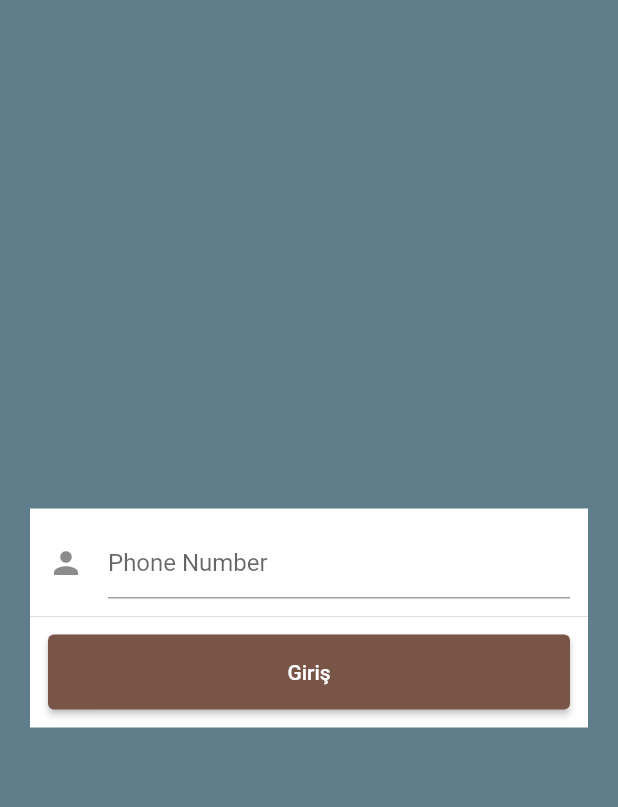
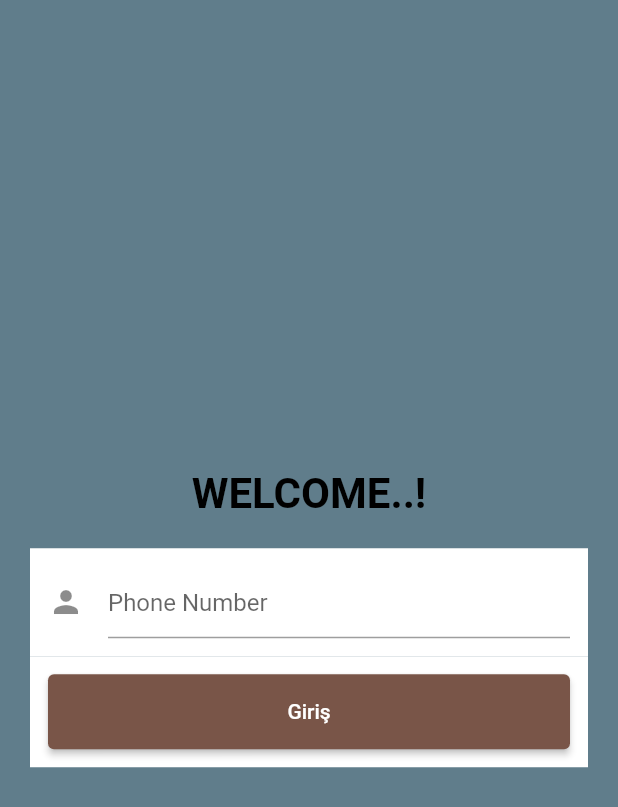
Before and after one commit to fahricandurucan/kolayca_teslimat_flutter, a Flutter app: the screen it shows after launch, on a phone screen of 412 x 824 dp. Shown: the top 807 px of the screen. Run offline on Flutter 3.47's test engine with Material 2 defaults, Android fonts, the phone set to English and light mode, and no system bars.

Commit message:
loginPage updated and page transition set

```diff
--- a/lib/pages/login_page.dart
+++ b/lib/pages/login_page.dart
@@ -1,4 +1,5 @@
 import 'package:flutter/material.dart';
+import 'package:kolayca_teslimat_flutter/pages/home_page.dart';
 
 class LoginPage extends StatefulWidget {
   const LoginPage({Key? key}) : super(key: key);
@@ -38,8 +39,7 @@ class _LoginPageState extends State<LoginPage> {
     });
 
     if(phoneNumberController.text =="123456"){
-      ScaffoldMessenger.of(context).showSnackBar(
-          SnackBar(content:Text("Bilgileriniz doğrudur.")));
+      Navigator.pushReplacement(context, MaterialPageRoute(builder: (context) => HomePage()));
     }
     else{
       ScaffoldMessenger.of(context).showSnackBar(
@@ -56,6 +56,11 @@ class _LoginPageState extends State<LoginPage> {
         child: Column(
           mainAxisAlignment: MainAxisAlignment.center,
           children: [
+            Padding(
+                padding: EdgeInsets.only(bottom: 20),
+              child:Text("WELCOME..!",style:
+              TextStyle(color: Colors.black,fontSize: 28,fontWeight: FontWeight.bold),),
+            ),
             buildPhoneNumber(),
             buildLoginButton(),
           ],
```
